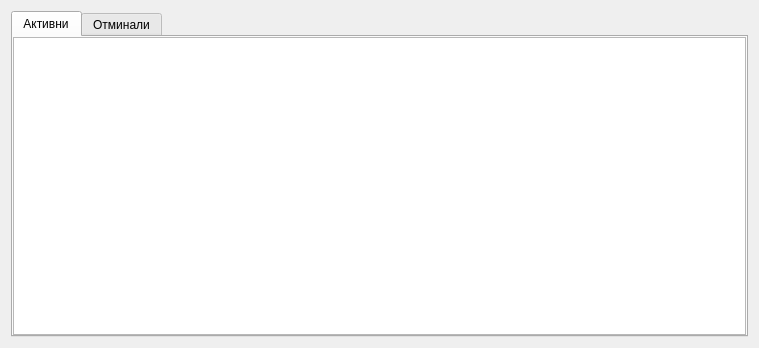
Before: the Qt Designer form src/View/Widgets/notificationlistdialog.ui in thefinalcutbg/DinoDent, drawn with Qt 5.
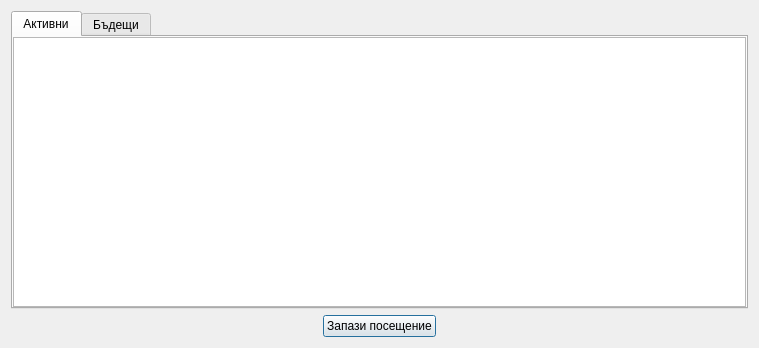
After: the same form once the commit is applied.

The edit to the form file:
```diff
--- a/src/View/Widgets/notificationlistdialog.ui
+++ b/src/View/Widgets/notificationlistdialog.ui
@@ -37,13 +37,17 @@
         <number>0</number>
        </property>
        <item>
-        <widget class="QTableWidget" name="activeTable"/>
+        <widget class="QTableView" name="activeTable">
+         <property name="selectionMode">
+          <enum>QAbstractItemView::SingleSelection</enum>
+         </property>
+        </widget>
        </item>
       </layout>
      </widget>
      <widget class="QWidget" name="tab_2">
       <attribute name="title">
-       <string>Отминали</string>
+       <string>Бъдещи</string>
       </attribute>
       <layout class="QVBoxLayout" name="verticalLayout_3">
        <property name="leftMargin">
@@ -65,6 +69,43 @@
      </widget>
     </widget>
    </item>
+   <item>
+    <layout class="QHBoxLayout" name="horizontalLayout">
+     <item>
+      <spacer name="horizontalSpacer">
+       <property name="orientation">
+        <enum>Qt::Horizontal</enum>
+       </property>
+       <property name="sizeHint" stdset="0">
+        <size>
+         <width>40</width>
+         <height>20</height>
+        </size>
+       </property>
+      </spacer>
+     </item>
+     <item>
+      <widget class="QPushButton" name="appointmentButton">
+       <property name="text">
+        <string>Запази посещение</string>
+       </property>
+      </widget>
+     </item>
+     <item>
+      <spacer name="horizontalSpacer_2">
+       <property name="orientation">
+        <enum>Qt::Horizontal</enum>
+       </property>
+       <property name="sizeHint" stdset="0">
+        <size>
+         <width>40</width>
+         <height>20</height>
+        </size>
+       </property>
+      </spacer>
+     </item>
+    </layout>
+   </item>
   </layout>
  </widget>
  <resources/>
```
Left out of the diff: 6 changed lines with no effect on the pictures.
